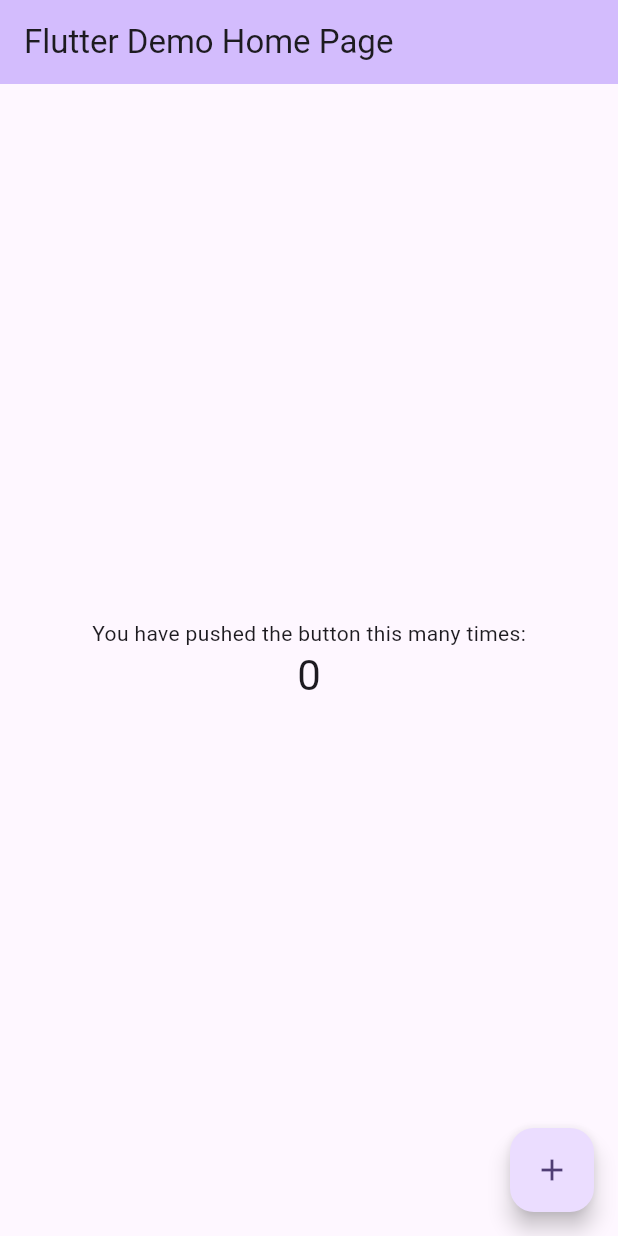
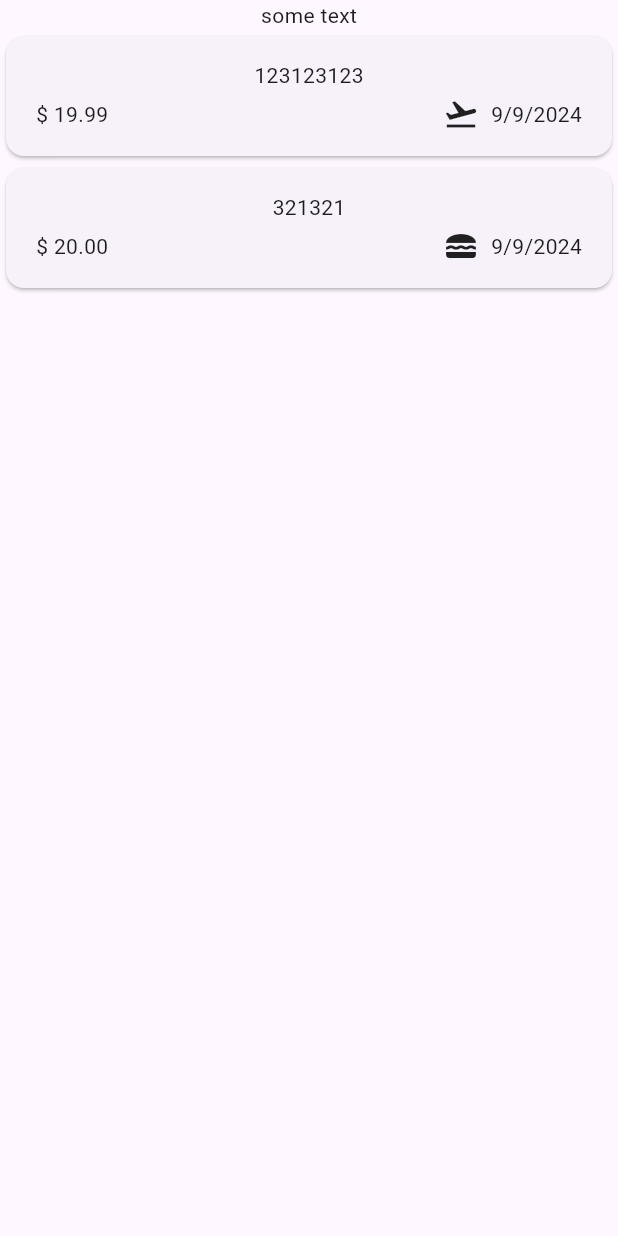
Before and after one commit to LeoZhangYYDS/flutter_app_expense_tracker, a Flutter app: the screen it shows after launch, on a phone screen of 412 x 824 dp. Run offline on Flutter 3.47's test engine with Material 3 defaults, Android fonts, the phone set to English and light mode, and no system bars.

Commit message:
build expense list/item/blue print/format data with intl

```diff
--- a/lib/main.dart
+++ b/lib/main.dart
@@ -1,125 +1,8 @@
 import 'package:flutter/material.dart';
+import 'package:flutter_app_expense_tracker/widgets/expenses.dart';
 
 void main() {
-  runApp(const MyApp());
+  runApp(
+    const MaterialApp(home: Expenses()),
+  );
 }
-
-class MyApp extends StatelessWidget {
-  const MyApp({super.key});
-
-  // This widget is the root of your application.
-  @override
-  Widget build(BuildContext context) {
-    return MaterialApp(
-      title: 'Flutter Demo',
-      theme: ThemeData(
-        // This is the theme of your application.
-        //
-        // TRY THIS: Try running your application with "flutter run". You'll see
-        // the application has a purple toolbar. Then, without quitting the app,
-        // try changing the seedColor in the colorScheme below to Colors.green
-        // and then invoke "hot reload" (save your changes or press the "hot
-        // reload" button in a Flutter-supported IDE, or press "r" if you used
-        // the command line to start the app).
-        //
-        // Notice that the counter didn't reset back to zero; the application
-        // state is not lost during the reload. To reset the state, use hot
-        // restart instead.
-        //
-        // This works for code too, not just values: Most code changes can be
-        // tested with just a hot reload.
-        colorScheme: ColorScheme.fromSeed(seedColor: Colors.deepPurple),
-        useMaterial3: true,
-      ),
-      home: const MyHomePage(title: 'Flutter Demo Home Page'),
-    );
-  }
-}
-
-class MyHomePage extends StatefulWidget {
-  const MyHomePage({super.key, required this.title});
-
-  // This widget is the home page of your application. It is stateful, meaning
-  // that it has a State object (defined below) that contains fields that affect
-  // how it looks.
-
-  // This class is the configuration for the state. It holds the values (in this
-  // case the title) provided by the parent (in this case the App widget) and
-  // used by the build method of the State. Fields in a Widget subclass are
-  // always marked "final".
-
-  final String title;
-
-  @override
-  State<MyHomePage> createState() => _MyHomePageState();
-}
-
-class _MyHomePageState extends State<MyHomePage> {
-  int _counter = 0;
-
-  void _incrementCounter() {
-    setState(() {
-      // This call to setState tells the Flutter framework that something has
-      // changed in this State, which causes it to rerun the build method below
-      // so that the display can reflect the updated values. If we changed
-      // _counter without calling setState(), then the build method would not be
-      // called again, and so nothing would appear to happen.
-      _counter++;
-    });
-  }
-
-  @override
-  Widget build(BuildContext context) {
-    // This method is rerun every time setState is called, for instance as done
-    // by the _incrementCounter method above.
-    //
-    // The Flutter framework has been optimized to make rerunning build methods
-    // fast, so that you can just rebuild anything that needs updating rather
-    // than having to individually change instances of widgets.
-    return Scaffold(
-      appBar: AppBar(
-        // TRY THIS: Try changing the color here to a specific color (to
-        // Colors.amber, perhaps?) and trigger a hot reload to see the AppBar
-        // change color while the other colors stay the same.
-        backgroundColor: Theme.of(context).colorScheme.inversePrimary,
-        // Here we take the value from the MyHomePage object that was created by
-        // the App.build method, and use it to set our appbar title.
-        title: Text(widget.title),
-      ),
-      body: Center(
-        // Center is a layout widget. It takes a single child and positions it
-        // in the middle of the parent.
-        child: Column(
-          // Column is also a layout widget. It takes a list of children and
-          // arranges them vertically. By default, it sizes itself to fit its
-          // children horizontally, and tries to be as tall as its parent.
-          //
-          // Column has various properties to control how it sizes itself and
-          // how it positions its children. Here we use mainAxisAlignment to
-          // center the children vertically; the main axis here is the vertical
-          // axis because Columns are vertical (the cross axis would be
-          // horizontal).
-          //
-          // TRY THIS: Invoke "debug painting" (choose the "Toggle Debug Paint"
-          // action in the IDE, or press "p" in the console), to see the
-          // wireframe for each widget.
-          mainAxisAlignment: MainAxisAlignment.center,
-          children: <Widget>[
-            const Text(
-              'You have pushed the button this many times:',
-            ),
-            Text(
-              '$_counter',
-              style: Theme.of(context).textTheme.headlineMedium,
-            ),
-          ],
-        ),
-      ),
-      floatingActionButton: FloatingActionButton(
-        onPressed: _incrementCounter,
-        tooltip: 'Increment',
-        child: const Icon(Icons.add),
-      ), // This trailing comma makes auto-formatting nicer for build methods.
-    );
-  }
-}
--- /dev/null
+++ b/lib/models/expense.dart
@@ -0,0 +1,38 @@
+//1. terminal run : flutter pub add uuid
+import 'package:flutter/material.dart';
+import 'package:uuid/uuid.dart';
+import 'package:intl/intl.dart';
+
+final formatter = DateFormat.yMd();
+
+const uuid = Uuid();
+
+enum Category { food, travel, leisure, work }
+
+const categoryIcons = {
+  Category.food: Icons.lunch_dining,
+  Category.travel: Icons.flight_takeoff,
+  Category.leisure: Icons.games,
+  Category.work: Icons.work
+};
+
+//2. create model
+class Expense {
+  Expense(
+      {required this.title,
+      required this.amount,
+      required this.date,
+      required this.category})
+      : id = uuid.v4();
+
+  final String id;
+  final String title;
+  final double amount; // 1.88 ,10.99
+  final DateTime date;
+  final Category category;
+
+// terminal run:  flutter pub add intl
+  String get formattedDate {
+    return formatter.format(date);
+  }
+}
--- /dev/null
+++ b/lib/widgets/expenses.dart
@@ -0,0 +1,40 @@
+import 'package:flutter/material.dart';
+import 'package:flutter_app_expense_tracker/widgets/expenses_list/expenses_list.dart';
+//3
+import 'package:flutter_app_expense_tracker/models/expense.dart';
+
+class Expenses extends StatefulWidget {
+  const Expenses({super.key});
+  @override
+  State<Expenses> createState() {
+    return _ExpensesState();
+  }
+}
+
+class _ExpensesState extends State<Expenses> {
+  final List<Expense> _registeredExpenses = [
+    Expense(
+      title: "123123123",
+      amount: 19.99,
+      date: DateTime.now(),
+      category: Category.travel,
+    ),
+    Expense(
+      title: "321321",
+      amount: 20,
+      date: DateTime.now(),
+      category: Category.food,
+    ),
+  ];
+  @override
+  Widget build(BuildContext context) {
+    return Scaffold(
+      body: Column(
+        children: [
+          const Text('some text'),
+          Expanded(child: ExpensesList(expenses: _registeredExpenses))
+        ],
+      ),
+    );
+  }
+}
--- /dev/null
+++ b/lib/widgets/expenses_list/expense_item.dart
@@ -0,0 +1,37 @@
+import 'package:flutter/material.dart';
+import 'package:flutter_app_expense_tracker/models/expense.dart';
+
+class ExpenseItem extends StatelessWidget {
+  const ExpenseItem({super.key, required this.expense});
+  final Expense expense;
+  @override
+  Widget build(BuildContext context) {
+    return Card(
+      child: Padding(
+        padding: const EdgeInsets.symmetric(
+          horizontal: 20,
+          vertical: 16,
+        ),
+        child: Column(
+          children: [
+            Text(expense.title),
+            const SizedBox(height: 4),
+            Row(
+              children: [
+                Text('\$ ${expense.amount.toStringAsFixed(2)}'),
+                const Spacer(),
+                Row(
+                  children: [
+                    Icon(categoryIcons[expense.category]),
+                    const SizedBox(width: 8),
+                    Text(expense.formattedDate),
+                  ],
+                ),
+              ],
+            )
+          ],
+        ),
+      ),
+    );
+  }
+}
--- /dev/null
+++ b/lib/widgets/expenses_list/expenses_list.dart
@@ -0,0 +1,16 @@
+import 'package:flutter/material.dart';
+import 'package:flutter_app_expense_tracker/models/expense.dart';
+import 'package:flutter_app_expense_tracker/widgets/expenses_list/expense_item.dart';
+
+class ExpensesList extends StatelessWidget {
+  const ExpensesList({super.key, required this.expenses});
+
+  final List<Expense> expenses;
+  @override
+  Widget build(BuildContext context) {
+    return ListView.builder(
+      itemCount: expenses.length,
+      itemBuilder: (context, index) => ExpenseItem(expense: expenses[index]),
+    );
+  }
+}
--- a/pubspec.yaml
+++ b/pubspec.yaml
@@ -35,6 +35,8 @@ dependencies:
   # The following adds the Cupertino Icons font to your application.
   # Use with the CupertinoIcons class for iOS style icons.
   cupertino_icons: ^1.0.8
+  uuid: ^4.5.0
+  intl: ^0.19.0
 
 dev_dependencies:
   flutter_test:
```
Also changed, not shown: pubspec.lock.
